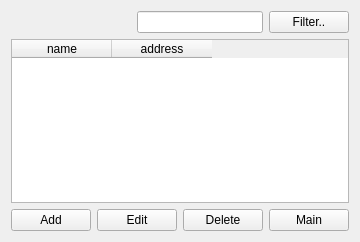
First picture: the form in qt/apps/tutorial/forms/customers.ui, repository Wolframe/qtClient, before the edit.
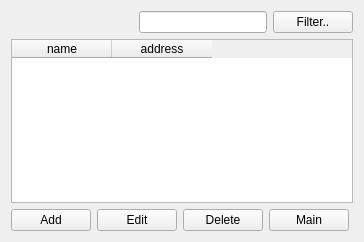
Second picture: the form after the edit.

Diff of the .ui file:
```diff
--- a/qt/apps/tutorial/forms/customers.ui
+++ b/qt/apps/tutorial/forms/customers.ui
@@ -6,7 +6,7 @@
    <rect>
     <x>0</x>
     <y>0</y>
-    <width>303</width>
+    <width>364</width>
     <height>242</height>
    </rect>
   </property>
```
Left out of the diff: 5 changed lines with no effect on the pictures.
